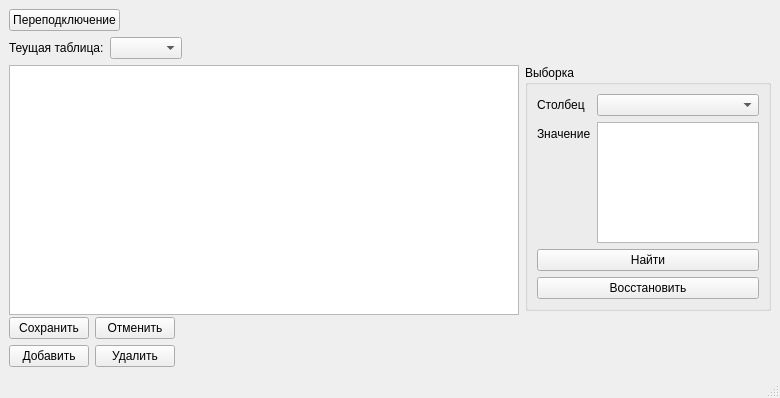
Before: the Qt Designer form testpr1/mainwindow.ui in enterin79/graduate_work, drawn with Qt 5.
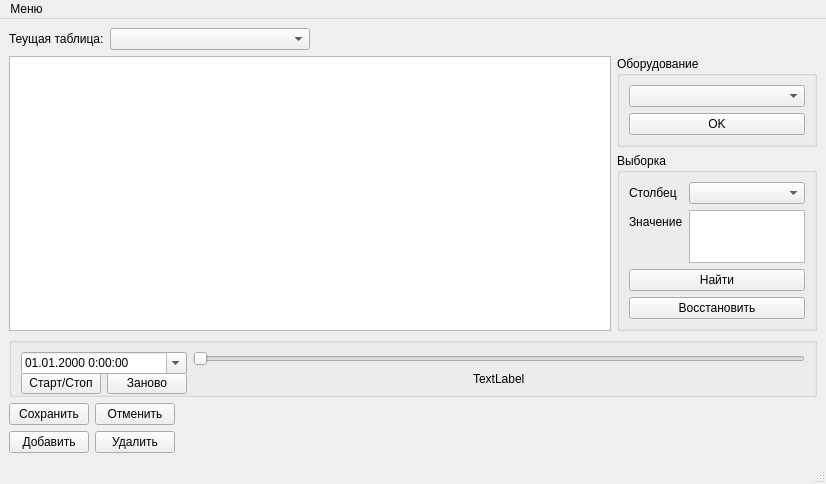
After: the same form once the commit is applied. Custom widgets are drawn as their Qt base class.

What changed in the file:
```diff
--- a/testpr1/mainwindow.ui
+++ b/testpr1/mainwindow.ui
@@ -6,8 +6,8 @@
    <rect>
     <x>0</x>
     <y>0</y>
-    <width>780</width>
-    <height>398</height>
+    <width>826</width>
+    <height>484</height>
    </rect>
   </property>
   <property name="minimumSize">
@@ -20,27 +20,13 @@
    <string>База данных</string>
   </property>
   <widget class="QWidget" name="centralwidget">
-   <layout class="QFormLayout" name="formLayout_3">
-    <item row="1" column="0">
-     <layout class="QHBoxLayout" name="horizontalLayout">
-      <item>
-       <widget class="QLabel" name="label">
-        <property name="text">
-         <string>Теущая таблица:</string>
-        </property>
-       </widget>
-      </item>
-      <item>
-       <widget class="QComboBox" name="cbChooseTable"/>
-      </item>
-     </layout>
-    </item>
-    <item row="3" column="0">
+   <layout class="QGridLayout" name="gridLayout_4">
+    <item row="2" column="0" rowspan="2">
      <widget class="QTableView" name="tvModel">
       <property name="minimumSize">
        <size>
-        <width>510</width>
-        <height>250</height>
+        <width>0</width>
+        <height>0</height>
        </size>
       </property>
       <property name="sortingEnabled">
@@ -53,6 +39,12 @@
     </item>
     <item row="3" column="1">
      <widget class="QGroupBox" name="groupBox">
+      <property name="maximumSize">
+       <size>
+        <width>200</width>
+        <height>16777215</height>
+       </size>
+      </property>
       <property name="title">
        <string>Выборка</string>
       </property>
@@ -98,7 +90,53 @@
       </layout>
      </widget>
     </item>
-    <item row="5" column="0">
+    <item row="1" column="0">
+     <layout class="QHBoxLayout" name="horizontalLayout">
+      <item>
+       <widget class="QLabel" name="label">
+        <property name="maximumSize">
+         <size>
+          <width>120</width>
+          <height>22</height>
+         </size>
+        </property>
+        <property name="text">
+         <string>Теущая таблица:</string>
+        </property>
+       </widget>
+      </item>
+      <item>
+       <widget class="QComboBox" name="cbChooseTable">
+        <property name="minimumSize">
+         <size>
+          <width>200</width>
+          <height>22</height>
+         </size>
+        </property>
+        <property name="maximumSize">
+         <size>
+          <width>200</width>
+          <height>22</height>
+         </size>
+        </property>
+       </widget>
+      </item>
+      <item>
+       <spacer name="horizontalSpacer">
+        <property name="orientation">
+         <enum>Qt::Horizontal</enum>
+        </property>
+        <property name="sizeHint" stdset="0">
+         <size>
+          <width>30</width>
+          <height>20</height>
+         </size>
+        </property>
+       </spacer>
+      </item>
+     </layout>
+    </item>
+    <item row="8" column="0">
      <layout class="QFormLayout" name="formLayout_2">
       <item row="0" column="0">
        <widget class="QPushButton" name="SaveButton">
@@ -109,6 +147,12 @@
       </item>
       <item row="0" column="1">
        <widget class="QPushButton" name="RevertButton">
+        <property name="maximumSize">
+         <size>
+          <width>80</width>
+          <height>22</height>
+         </size>
+        </property>
         <property name="text">
          <string>Отменить</string>
         </property>
@@ -123,6 +167,12 @@
       </item>
       <item row="1" column="1">
        <widget class="QPushButton" name="Delete">
+        <property name="maximumSize">
+         <size>
+          <width>80</width>
+          <height>22</height>
+         </size>
+        </property>
         <property name="text">
          <string>Удалить</string>
         </property>
@@ -130,11 +180,138 @@
       </item>
      </layout>
     </item>
-    <item row="0" column="0">
-     <widget class="QPushButton" name="Reconnect">
-      <property name="text">
-       <string>Переподключение</string>
+    <item row="2" column="1">
+     <widget class="QGroupBox" name="gbEquipShow">
+      <property name="title">
+       <string>Оборудование</string>
       </property>
+      <layout class="QVBoxLayout" name="verticalLayout">
+       <item>
+        <widget class="ComboBoxForDB" name="cbEquipment"/>
+       </item>
+       <item>
+        <widget class="QPushButton" name="LogEqSave">
+         <property name="text">
+          <string>OK</string>
+         </property>
+        </widget>
+       </item>
+      </layout>
+     </widget>
+    </item>
+    <item row="7" column="0" colspan="2">
+     <widget class="QGroupBox" name="gbTimeScroll">
+      <property name="enabled">
+       <bool>true</bool>
+      </property>
+      <property name="minimumSize">
+       <size>
+        <width>0</width>
+        <height>60</height>
+       </size>
+      </property>
+      <property name="title">
+       <string/>
+      </property>
+      <layout class="QGridLayout" name="gridLayout_2">
+       <item row="1" column="1">
+        <widget class="QPushButton" name="Retry">
+         <property name="minimumSize">
+          <size>
+           <width>80</width>
+           <height>22</height>
+          </size>
+         </property>
+         <property name="maximumSize">
+          <size>
+           <width>80</width>
+           <height>22</height>
+          </size>
+         </property>
+         <property name="text">
+          <string>Заново</string>
+         </property>
+        </widget>
+       </item>
+       <item row="1" column="0">
+        <widget class="QPushButton" name="StartStopScroll">
+         <property name="minimumSize">
+          <size>
+           <width>80</width>
+           <height>22</height>
+          </size>
+         </property>
+         <property name="maximumSize">
+          <size>
+           <width>80</width>
+           <height>22</height>
+          </size>
+         </property>
+         <property name="text">
+          <string>Старт/Стоп</string>
+         </property>
+        </widget>
+       </item>
+       <item row="1" column="3">
+        <widget class="QLabel" name="timelabel">
+         <property name="text">
+          <string>TextLabel</string>
+         </property>
+        </widget>
+       </item>
+       <item row="1" column="2">
+        <spacer name="horizontalSpacer_2">
+         <property name="orientation">
+          <enum>Qt::Horizontal</enum>
+         </property>
+         <property name="sizeHint" stdset="0">
+          <size>
+           <width>40</width>
+           <height>20</height>
+          </size>
+         </property>
+        </spacer>
+       </item>
+       <item row="1" column="4">
+        <spacer name="horizontalSpacer_3">
+         <property name="orientation">
+          <enum>Qt::Horizontal</enum>
+         </property>
+         <property name="sizeHint" stdset="0">
+          <size>
+           <width>40</width>
+           <height>20</height>
+          </size>
+         </property>
+        </spacer>
+       </item>
+       <item row="0" column="2" colspan="3">
+        <widget class="QSlider" name="LogSlider">
+         <property name="enabled">
+          <bool>true</bool>
+         </property>
+         <property name="orientation">
+          <enum>Qt::Horizontal</enum>
+         </property>
+        </widget>
+       </item>
+       <item row="0" column="0" colspan="2">
+        <widget class="QDateTimeEdit" name="dtScroll">
+         <property name="minimumSize">
+          <size>
+           <width>0</width>
+           <height>22</height>
+          </size>
+         </property>
+         <property name="displayFormat">
+          <string>dd.MM.yyyy H:mm:ss</string>
+         </property>
+         <property name="calendarPopup">
+          <bool>true</bool>
+         </property>
+        </widget>
+       </item>
+      </layout>
      </widget>
     </item>
    </layout>
@@ -144,10 +321,19 @@
     <rect>
      <x>0</x>
      <y>0</y>
-     <width>780</width>
+     <width>826</width>
      <height>21</height>
     </rect>
    </property>
+   <widget class="QMenu" name="menu">
+    <property name="title">
+     <string>Меню</string>
+    </property>
+    <addaction name="RetryConnection"/>
+    <addaction name="UnloadFrom"/>
+    <addaction name="SaveTo"/>
+   </widget>
+   <addaction name="menu"/>
   </widget>
   <widget class="QStatusBar" name="statusbar"/>
  </widget>
```
Left out of the diff: 21 changed lines with no effect on the pictures.
